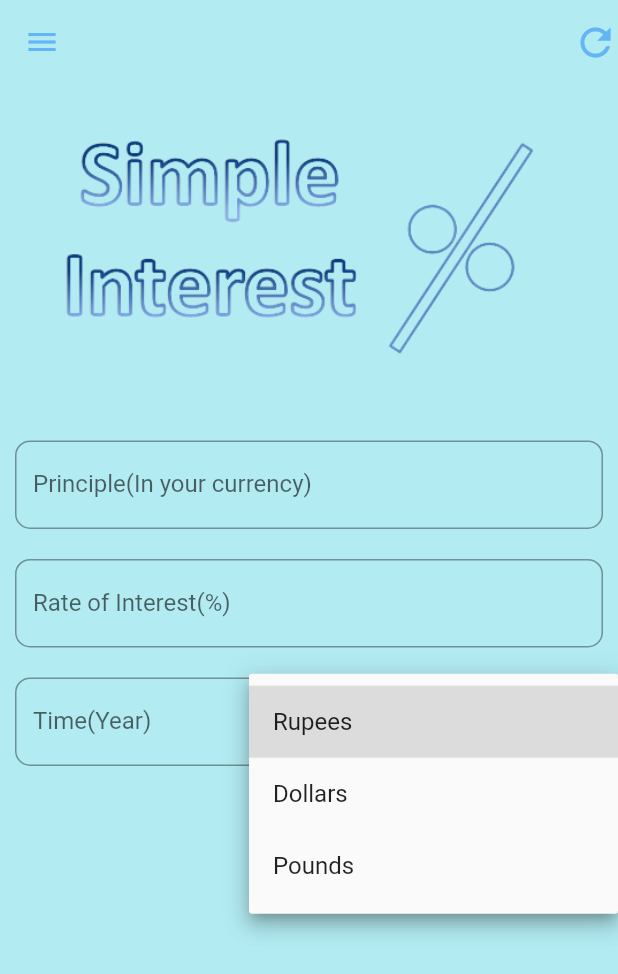
After one commit to spyingcoder/GlobalAppFlutter, a Flutter app: the SICal screen opened directly, after a tap on "Rupees", on a phone screen of 412 x 824 dp. The commit adds this screen. Shown: the top 974 px of the screen. Run offline on Flutter 3.47's test engine with Material 2 defaults, Android fonts, the phone set to English and light mode, and no system bars; our stand-ins replace shared_preferences; accounts and stored records are empty.

Commit message:
Simple Interst UI added

```diff
--- a/lib/main.dart
+++ b/lib/main.dart
@@ -18,7 +18,7 @@ class GlobeApp extends StatelessWidget {
       theme: ThemeData(
         appBarTheme: AppBarTheme(color: Colors.purple[700]),
         primarySwatch: Colors.purple,
-        drawerTheme: DrawerThemeData(backgroundColor: Colors.white),
+        drawerTheme: const DrawerThemeData(backgroundColor: Colors.white,),
         elevatedButtonTheme: ElevatedButtonThemeData(
           style: ElevatedButton.styleFrom(
             primary: Colors.purple[900],
--- /dev/null
+++ b/lib/screens/new_screen.dart
@@ -0,0 +1,12 @@
+import 'package:flutter/material.dart';
+
+class New extends StatelessWidget {
+  const New({Key key}) : super(key: key);
+
+  @override
+  Widget build(BuildContext context) {
+    return Container(
+      child: Text("data"),
+    );
+  }
+}
--- /dev/null
+++ b/lib/screens/simple_interest.dart
@@ -0,0 +1,121 @@
+import 'package:flutter/material.dart';
+import 'package:getting_started_with_flutter/shared/menu_drawer.dart';
+
+class SICal extends StatefulWidget {
+  const SICal({Key key}) : super(key: key);
+
+  @override
+  _SICalState createState() => _SICalState();
+}
+
+class _SICalState extends State<SICal> {
+  final minPadding = 10.0;
+  var _currencies = ['Rupees', 'Dollars', 'Pounds'];
+  var _defaultValue = 'Rupees';
+
+  @override
+  Widget build(BuildContext context) {
+    var dHeight = MediaQuery.of(context).size.height;
+    // var dwidth = MediaQuery.of(context).size.width;
+    // var fixedHeight = dHeight * 0.5;
+    return Scaffold(
+      backgroundColor: Colors.cyan[100],
+      appBar: AppBar(
+        actions: [
+          Icon(
+            Icons.refresh,
+            size: minPadding * 3,
+            semanticLabel: "Refresh",
+          ),
+        ],
+        iconTheme: IconThemeData(color: Colors.blue[300]),
+        elevation: 0,
+        backgroundColor: Colors.transparent,
+      ),
+      drawer: const MenuDrawer(),
+      body: SingleChildScrollView(
+        child: Column(
+          children: [
+            //
+            const Image(
+              image: AssetImage("assets/si_logo.png"),
+            ),
+            SizedBox(
+              height: dHeight * 0.05,
+            ),
+            //
+            Padding(
+              padding: EdgeInsets.all(minPadding),
+              // height: fixedHeight,
+              child: TextFormField(
+                keyboardType: TextInputType.number,
+                // controller: ,
+                decoration: InputDecoration(
+                  labelText: "Principle(In your currency)",
+                  hintText: "Enter Principle amount, e.g., 12000",
+                  border: OutlineInputBorder(
+                      borderRadius: BorderRadius.circular(minPadding)),
+                ),
+              ),
+            ),
+            //
+            Padding(
+              padding: EdgeInsets.all(minPadding),
+              // height: fixedHeight,
+              child: TextFormField(
+                keyboardType: TextInputType.number,
+                // controller: ,
+                decoration: InputDecoration(
+                  labelText: "Rate of Interest(%)",
+                  hintText: "In Percentage",
+                  border: OutlineInputBorder(
+                      borderRadius: BorderRadius.circular(minPadding)),
+                ),
+              ),
+            ),
+            Row(
+              children: [
+                Expanded(
+                  child: Padding(
+                    // height: fixedHeight,
+                    padding: EdgeInsets.all(minPadding),
+                    child: TextFormField(
+                      keyboardType: TextInputType.number,
+                      // controller: ,
+                      decoration: InputDecoration(
+                        labelText: "Time(Year)",
+                        hintText: "Time",
+                        border: OutlineInputBorder(
+                            borderRadius: BorderRadius.circular(minPadding)),
+                      ),
+                    ),
+                  ),
+                ),
+                Expanded(
+                  child: DropdownButton<String>(
+                    items: _currencies.map((String dropDownStringItem) {
+                      return DropdownMenuItem<String>(
+                        value: dropDownStringItem,
+                        child: Text(dropDownStringItem),
+                      );
+                    }).toList(),
+                    onChanged: (String newValueSelected) {
+                      _onDropDownSelect(newValueSelected);
+                    },
+                    value: _defaultValue,
+                  ),
+                ),
+              ],
+            ),
+          ],
+        ),
+      ),
+    );
+  }
+
+  void _onDropDownSelect(String newValueSelected) {
+    setState(() {
+      _defaultValue = newValueSelected;
+    });
+  }
+}
--- a/lib/shared/menu_drawer.dart
+++ b/lib/shared/menu_drawer.dart
@@ -1,5 +1,7 @@
 import 'package:flutter/material.dart';
+import 'package:getting_started_with_flutter/screens/new_screen.dart';
 import 'package:getting_started_with_flutter/screens/sessions_screen.dart';
+import 'package:getting_started_with_flutter/screens/simple_interest.dart';
 import 'package:getting_started_with_flutter/screens/voice_assistant.dart';
 import 'package:getting_started_with_flutter/screens/weather_screen.dart';
 import '../screens/intro_screen.dart';
@@ -26,8 +28,10 @@ class MenuDrawer extends StatelessWidget {
       'Know More about BMI',
       'Weather',
       'Training',
+      'SI Calculator',
       'Currency Convertor',
       'Voice Assistant'
+          'New Screen',
     ];
     List<Widget> menuItems = [];
     menuItems.add(
@@ -46,6 +50,9 @@ class MenuDrawer extends StatelessWidget {
       (String element) {
         Widget screen = Container();
         menuItems.add(
+          SingleChildScrollView(
+            child: Column(
+              children: [
                 ListTile(
                   title: Text(
                     element,
@@ -68,11 +75,17 @@ class MenuDrawer extends StatelessWidget {
                       case 'Training':
                         screen = SessionsScreen();
                         break;
+                      case 'SI Calculator':
+                        screen = SICal();
+                        break;
                       case 'Currency Convertor':
                         screen = CurrencyConversion();
                         break;
                       case 'Voice Assistant':
                         screen = VoiceAssistant();
+                        break;
+                      case 'New Screen':
+                        screen = New();
                         break;
                     }
                     Navigator.of(context).pop();
@@ -81,6 +94,9 @@ class MenuDrawer extends StatelessWidget {
                     );
                   },
                 ),
+              ],
+            ),
+          ),
         );
       },
     );
--- a/pubspec.yaml
+++ b/pubspec.yaml
@@ -61,7 +61,7 @@ flutter:
 
   # To add assets to your application, add an assets section, like this:
   assets:
-    - assets/beach.jpg
+    - assets/
     # - images/a_dot_ham.jpeg
 
   # An image asset can refer to one or more resolution-specific "variants", see
```
Also changed, not shown: assets/si_logo.png (added). Lines whose indentation alone changed are shown as unchanged.
